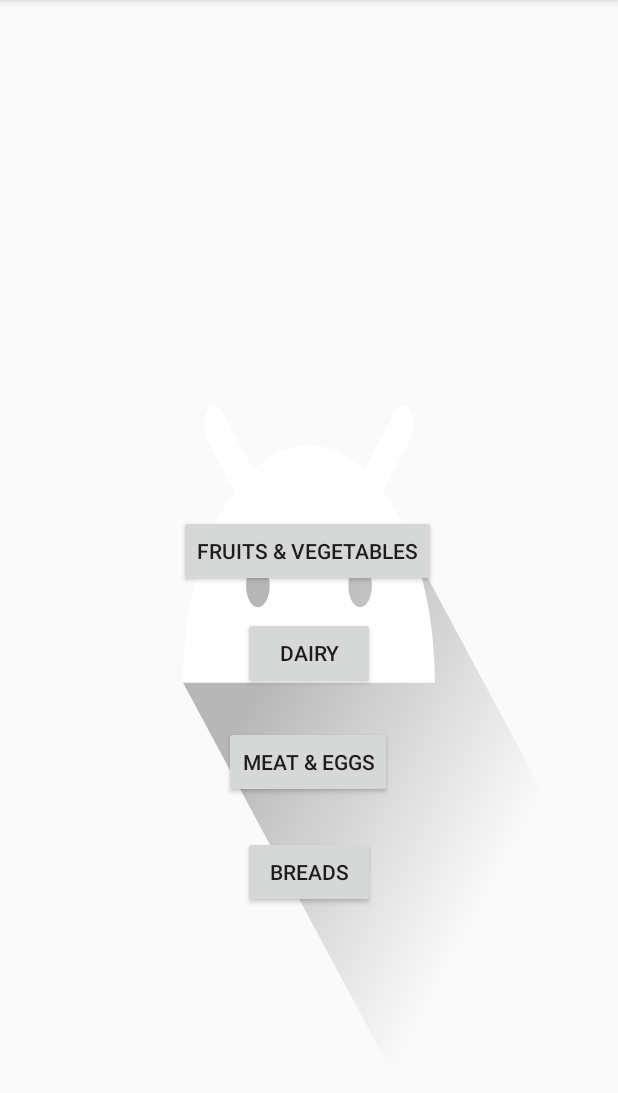
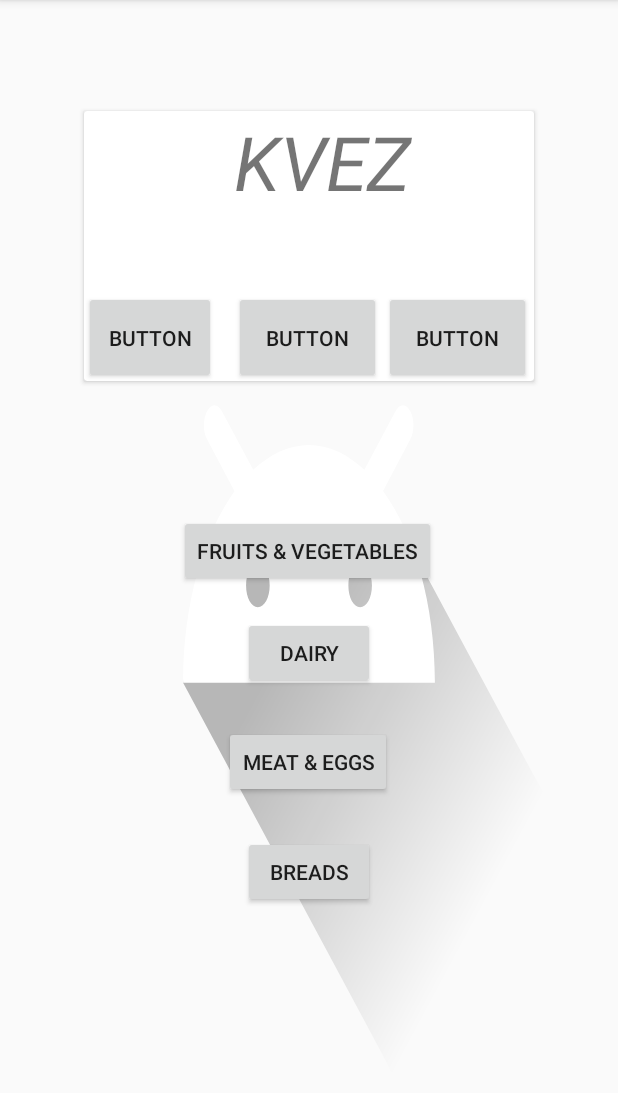
Before and after one commit to Nivlon/P2-A221-SemesterProject, an Android app: the screen it shows after launch (MainActivity), on a phone screen of 412 x 824 dp, the part 84-1177 px from its top. Run offline under Robolectric (Android 15) with nearby library versions, the phone set to English and light mode, and no system bars.

Commit message:
KVEZ QUEST

```diff
--- a/app/src/main/res/layout/activity_main.xml
+++ b/app/src/main/res/layout/activity_main.xml
@@ -2,9 +2,10 @@
 <android.support.constraint.ConstraintLayout xmlns:android="http://schemas.android.com/apk/res/android"
     xmlns:app="http://schemas.android.com/apk/res-auto"
     xmlns:tools="http://schemas.android.com/tools"
-    android:background="@drawable/ic_launcher_foreground"
     android:layout_width="match_parent"
     android:layout_height="match_parent"
+    android:background="@drawable/ic_launcher_foreground"
+    android:visibility="visible"
     tools:context=".MainActivity">
 
     <Button
@@ -55,4 +56,54 @@
         app:layout_constraintTop_toTopOf="parent"
         app:layout_constraintVertical_bias="0.774" />
 
+    <android.support.v7.widget.CardView
+        android:layout_width="300dp"
+        android:layout_height="180dp"
+        android:layout_marginStart="8dp"
+        android:layout_marginLeft="8dp"
+        android:layout_marginTop="8dp"
+        android:layout_marginEnd="8dp"
+        android:layout_marginRight="8dp"
+        android:layout_marginBottom="8dp"
+        android:visibility="visible"
+        app:layout_constraintBottom_toBottomOf="parent"
+        app:layout_constraintEnd_toEndOf="parent"
+        app:layout_constraintStart_toStartOf="parent"
+        app:layout_constraintTop_toTopOf="parent"
+        app:layout_constraintVertical_bias="0.115">
+
+        <TextView
+            android:id="@+id/textView2"
+            android:layout_width="match_parent"
+            android:layout_height="110dp"
+            android:text="KVEZ"
+            android:textSize="50sp"
+            android:textStyle="italic"
+            android:translationX="100dp"
+            android:visibility="visible" />
+
+        <Button
+            android:id="@+id/button"
+            android:layout_width="wrap_content"
+            android:layout_height="62dp"
+            android:text="Button"
+            android:translationY="120dp" />
+
+        <Button
+            android:id="@+id/button2"
+            android:layout_width="98dp"
+            android:layout_height="62dp"
+            android:text="Button"
+            android:translationX="100dp"
+            android:translationY="120dp" />
+
+        <Button
+            android:id="@+id/button3"
+            android:layout_width="98dp"
+            android:layout_height="62dp"
+            android:text="Button"
+            android:translationX="200dp"
+            android:translationY="120dp" />
+    </android.support.v7.widget.CardView>
+
 </android.support.constraint.ConstraintLayout>
```
